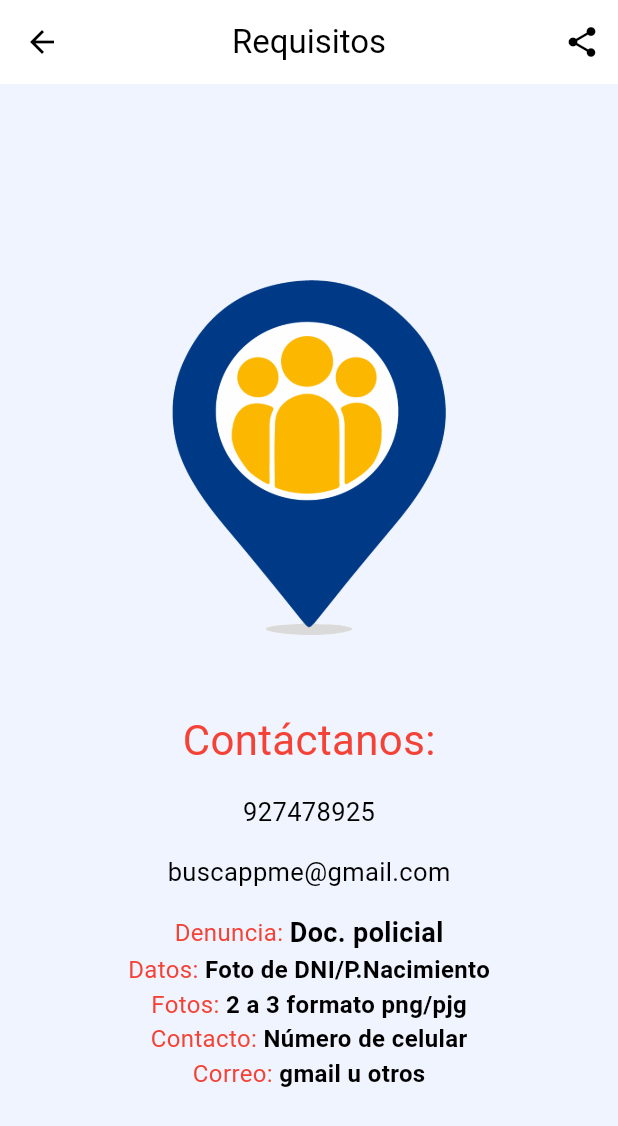
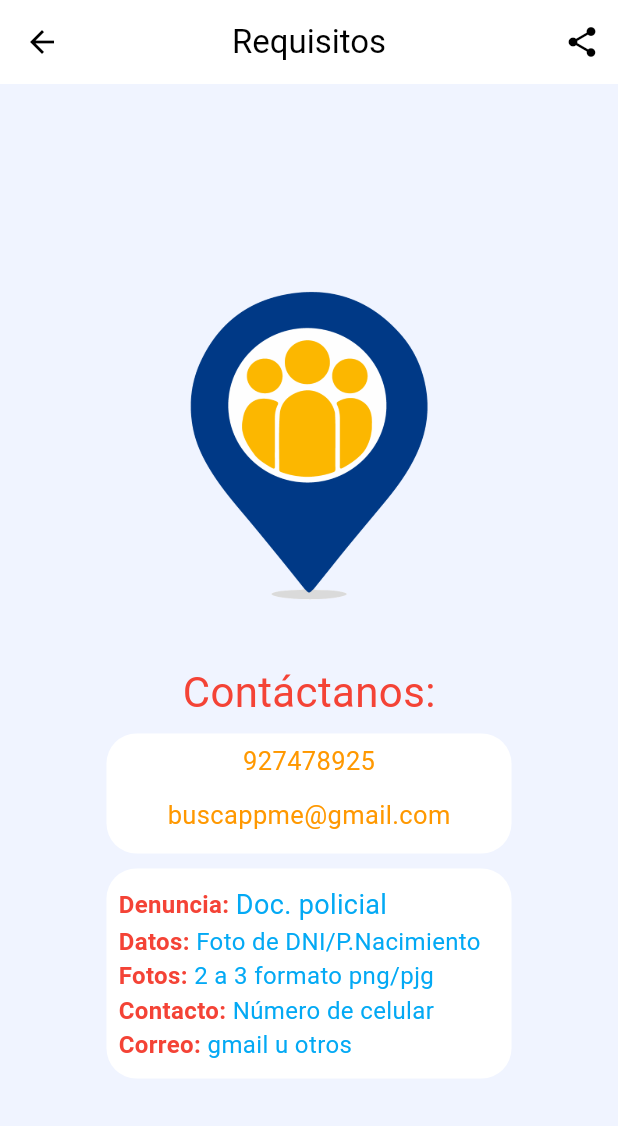
Before and after one commit to redlein/buscappme2, a Flutter app: the contactoScreen screen opened by its route, on a phone screen of 412 x 824 dp. Shown: the top 1126 px of the screen. Run offline on Flutter 3.47's test engine with Material 2 defaults, Android fonts, the phone set to English and light mode, and no system bars; our stand-ins replace flutter_secure_storage, font_awesome_flutter, geocoding, geolocator, google_fonts, google_maps_flutter and 7 more; missing offline and left inert: tiktoklikescroller; accounts and stored records are empty; network calls fail; statements that could not run were skipped.

Commit message:
diseño de contactanos

```diff
--- a/lib/Pages/contactoscreen.dart
+++ b/lib/Pages/contactoscreen.dart
@@ -37,13 +37,13 @@ class _contactoScreenState extends State<contactoScreen> {
                     mainAxisAlignment: MainAxisAlignment.center,
                     children: [
                       Padding(
-                        padding: const EdgeInsets.all(10.0),
+                        padding: const EdgeInsets.all(6.0),
                         child: Container(
                           child: SizedBox(
                               child: ClipRRect(
                             child: Image.asset(
                               'assets/logo.png',
-                              width: 300,
+                              width: 260,
                             ),
                           )),
                         ),
@@ -58,25 +58,44 @@ class _contactoScreenState extends State<contactoScreen> {
                           ),
                         ),
                       ),
+                      Container(
+                        width: 270,
+                        height: 80,
+                        alignment: Alignment.bottomCenter,
+                        decoration: BoxDecoration(
+                          shape: BoxShape.rectangle,
+                          color: Theme.of(context).backgroundColor,
+                          borderRadius: BorderRadius.circular(20),
+                        ),
+                        child: Column(
+                          children: [
                             Padding(
-                        padding: const EdgeInsets.all(8.0),
+                              padding: const EdgeInsets.all(6.0),
                               child: const Text(
                                 '927478925',
+                                textAlign: TextAlign.justify,
                                 style: TextStyle(
                                   fontSize: 17,
-                            // color: Colors.black,
+                                  color: Colors.orange,
                                 ),
                               ),
                             ),
                             Padding(
-                        padding: const EdgeInsets.all(8.0),
+                              padding: const EdgeInsets.all(6.0),
                               child: const Text(
                                 'buscappme@gmail.com',
+                                textAlign: TextAlign.justify,
                                 style: TextStyle(
                                   fontSize: 17,
-                            // color: Colors.black,
+                                  color: Colors.orange,
                                 ),
                               ),
+                            ),
+                          ],
+                        ),
+                      ),
+                      const SizedBox(
+                        height: 5,
                       ),
                       Visibility(
                         visible: launcherProvider.isVisible,
@@ -85,9 +104,9 @@ class _contactoScreenState extends State<contactoScreen> {
                           child: Container(
                             decoration: BoxDecoration(
                               borderRadius: BorderRadius.circular(20),
-                              color: Colors.white.withOpacity(1),
+                              color: Theme.of(context).backgroundColor,
                             ),
-                            width: MediaQuery.of(context).size.width * 0.8,
+                            width: MediaQuery.of(context).size.width * 0.7,
                             height: MediaQuery.of(context).size.height * 0.1,
                             child: Row(
                                 mainAxisAlignment:
@@ -99,6 +118,7 @@ class _contactoScreenState extends State<contactoScreen> {
                                       onPressed: () {
                                         launcherProvider.goEmailLauncher();
                                       },
+                                      heroTag: "email",
                                       backgroundColor: Colors.orange,
                                       child: const Icon(Icons.email),
                                     ),
@@ -109,6 +129,7 @@ class _contactoScreenState extends State<contactoScreen> {
                                       onPressed: () {
                                         launcherProvider.goPhoneLauncher();
                                       },
+                                      heroTag: "phone",
                                       backgroundColor: Colors.cyan,
                                       child: const Icon(Icons.phone),
                                     ),
@@ -119,6 +140,7 @@ class _contactoScreenState extends State<contactoScreen> {
                                       onPressed: () {
                                         launcherProvider.goWhatsappLauncher();
                                       },
+                                      heroTag: "wsp",
                                       backgroundColor: Colors.green,
                                       child:
                                           const Icon(Icons.whatsapp_outlined),
@@ -128,99 +150,116 @@ class _contactoScreenState extends State<contactoScreen> {
                           ),
                         ),
                       ),
-                      Padding(
+                      const SizedBox(
+                        height: 5,
+                      ),
+                      Container(
+                        width: 270,
+                        height: 140,
+                        alignment: Alignment.bottomRight,
+                        decoration: BoxDecoration(
+                          shape: BoxShape.rectangle,
+                          color: Theme.of(context).backgroundColor,
+                          borderRadius: BorderRadius.circular(20),
+                        ),
+                        child: Padding(
                           padding: const EdgeInsets.all(8.0),
                           child: Column(
                             crossAxisAlignment: CrossAxisAlignment.center,
                             mainAxisAlignment: MainAxisAlignment.center,
                             children: [
                               Row(
-                              mainAxisAlignment: MainAxisAlignment.center,
+                                mainAxisAlignment: MainAxisAlignment.start,
                                 children: const [
                                   Text(
                                     'Denuncia: ',
                                     style: TextStyle(
                                       fontSize: 16,
                                       color: Colors.red,
+                                      fontWeight: FontWeight.bold,
                                     ),
                                   ),
                                   Text(
                                     'Doc. policial',
                                     style: TextStyle(
                                       fontSize: 18,
-                                    fontWeight: FontWeight.bold,
-                                    // color: Colors.black,
+                                      // fontWeight: FontWeight.bold,
+                                      color: Colors.lightBlue,
                                     ),
                                   ),
                                 ],
                               ),
                               Row(
-                              mainAxisAlignment: MainAxisAlignment.center,
+                                mainAxisAlignment: MainAxisAlignment.start,
                                 children: const [
                                   Text(
                                     'Datos: ',
                                     style: TextStyle(
                                       fontSize: 16,
                                       color: Colors.red,
+                                      fontWeight: FontWeight.bold,
                                     ),
                                   ),
                                   Text(
                                     'Foto de DNI/P.Nacimiento',
                                     style: TextStyle(
                                       fontSize: 16,
-                                    fontWeight: FontWeight.bold,
-                                    // color: Colors.black,
+                                      // fontWeight: FontWeight.bold,
+                                      color: Colors.lightBlue,
                                     ),
                                   ),
                                 ],
                               ),
                               Row(
-                              mainAxisAlignment: MainAxisAlignment.center,
+                                mainAxisAlignment: MainAxisAlignment.start,
                                 children: const [
                                   Text(
                                     'Fotos: ',
                                     style: TextStyle(
                                       fontSize: 16,
                                       color: Colors.red,
+                                      fontWeight: FontWeight.bold,
                                     ),
                                   ),
                                   Text(
                                     '2 a 3 formato png/pjg',
                                     style: TextStyle(
                                       fontSize: 16,
-                                    fontWeight: FontWeight.bold,
-                                    // color: Colors.black,
+                                      // fontWeight: FontWeight.bold,
+                                      color: Colors.lightBlue,
                                     ),
                                   ),
                                 ],
                               ),
                               Row(
-                              mainAxisAlignment: MainAxisAlignment.center,
+                                mainAxisAlignment: MainAxisAlignment.start,
                                 children: const [
                                   Text(
                                     'Contacto: ',
                                     style: TextStyle(
                                       fontSize: 16,
                                       color: Colors.red,
+                                      fontWeight: FontWeight.bold,
                                     ),
                                   ),
                                   Text(
                                     'Número de celular',
                                     style: TextStyle(
                                       fontSize: 16,
-                                    fontWeight: FontWeight.bold,
-                                    // color: Colors.black,
+                                      // fontWeight: FontWeight.bold,
+                                      color: Colors.lightBlue,
                                     ),
                                   ),
                                 ],
                               ),
                               Row(
-                              mainAxisAlignment: MainAxisAlignment.center,
+                                mainAxisAlignment: MainAxisAlignment.start,
                                 children: const [
                                   Text(
                                     'Correo: ',
                                     style: TextStyle(
                                       fontSize: 16,
+                                      fontWeight: FontWeight.bold,
                                       color: Colors.red,
                                     ),
                                   ),
@@ -228,12 +267,13 @@ class _contactoScreenState extends State<contactoScreen> {
                                     'gmail u otros',
                                     style: TextStyle(
                                       fontSize: 16,
-                                    fontWeight: FontWeight.bold,
+                                      color: Colors.lightBlue,
                                     ),
                                   ),
                                 ],
                               ),
                             ],
+                          ),
                         ),
                       )
                     ],
```
Lines whose indentation alone changed are shown as unchanged.
